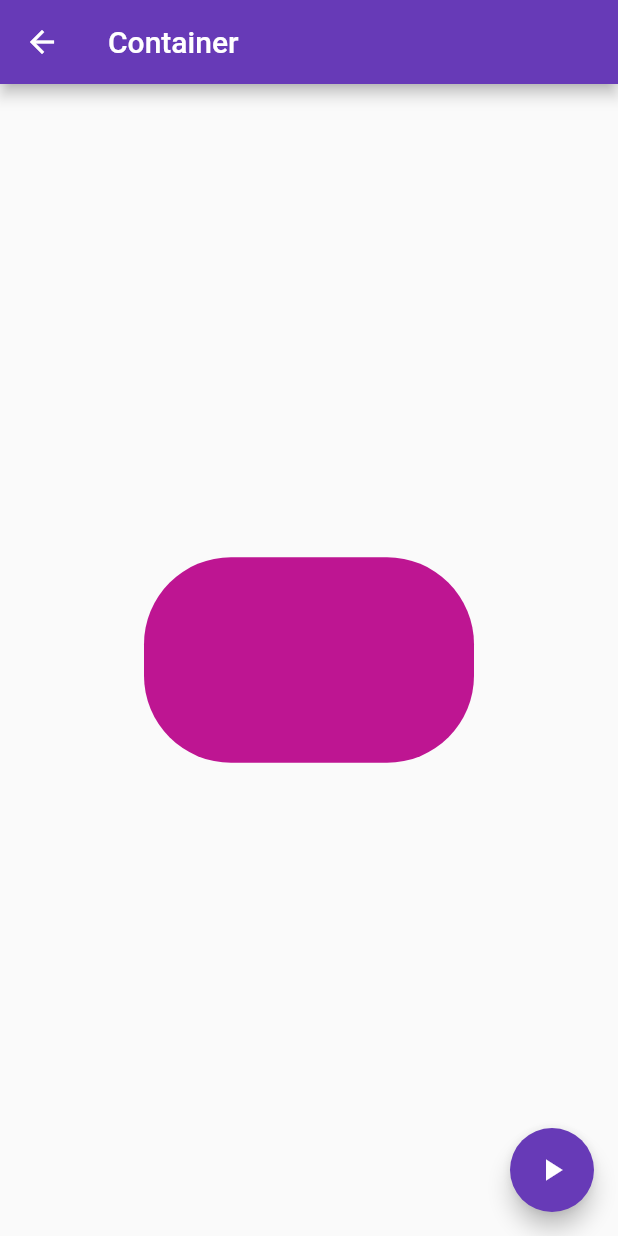
After one commit to danhdx-deha/demo-flutter, a Flutter app: the ContainerDemo screen opened directly, after a tap on the "play arrow" icon, on a phone screen of 412 x 824 dp. The commit adds this screen. Run offline on Flutter 3.47's test engine with Material 2 defaults, Android fonts, the phone set to English and light mode, and no system bars; missing offline and left inert: dart:ffi.

Commit message:
animated container

```diff
--- a/lib/main.dart
+++ b/lib/main.dart
@@ -3,6 +3,7 @@
 import 'dart:ffi';
 
 import 'package:example_app/views/animation.dart';
+import 'package:example_app/views/container.dart';
 import 'package:example_app/views/logo-animation.dart';
 import 'package:flutter/material.dart';
 
@@ -130,6 +131,15 @@ class Demo extends StatelessWidget {
                 },
                 child: const Text('Next Page Logo Animation'),
               ),
+              ElevatedButton(
+                onPressed: () {
+                  Navigator.push(
+                    context,
+                    MaterialPageRoute(builder: (context) => const ContainerDemo()),
+                  );
+                },
+                child: const Text('Next Page Container'),
+              ),
             ],
           ),
       ),
--- a/lib/views/animation.dart
+++ b/lib/views/animation.dart
@@ -2,7 +2,6 @@
 // ignore_for_file: unnecessary_const
 
 import 'package:flutter/material.dart';
-import 'dart:ffi';
 
 class AnimationDemo extends StatelessWidget {
   const AnimationDemo({super.key});
@@ -61,7 +60,7 @@ class AnimationDemo extends StatelessWidget {
                   FlipPageRoute(page: const Page3()),
                 );
               },
-              child: const Text('Next Page Flip Animation'),
+              child: const Text('Next Page Flip Animation22222222'),
             ),
           ],
         ),
--- /dev/null
+++ b/lib/views/container.dart
@@ -0,0 +1,60 @@
+import 'dart:math';
+
+import 'package:flutter/material.dart';
+
+class ContainerDemo extends StatefulWidget {
+  const ContainerDemo({super.key});
+
+  @override
+  State<ContainerDemo> createState() => _AnimatiedContainerAppState();
+}
+
+class _AnimatiedContainerAppState extends State<ContainerDemo> {
+  double _width = 90;
+  double _height = 90;
+  Color _color = Colors.green;
+  BorderRadiusGeometry _borderRadius = BorderRadius.circular(8);
+  @override
+  Widget build(BuildContext context) {
+    return Scaffold(
+      appBar: AppBar(
+        title: const Text('Container'),
+      ),
+      body: Center(
+          child: AnimatedContainer(
+        height: _height,
+        width: _width,
+        decoration: BoxDecoration(color: _color, borderRadius: _borderRadius),
+        duration: const Duration(seconds: 1),
+        curve: Curves.fastOutSlowIn,
+      )),
+      floatingActionButton: FloatingActionButton(
+        // When the user taps the button
+        onPressed: () {
+          // Use setState to rebuild the widget with new values.
+          setState(() {
+            // Create a random number generator.
+            final random = Random();
+
+            // Generate a random width and height.
+            _width = random.nextInt(300).toDouble();
+            _height = random.nextInt(300).toDouble();
+
+            // Generate a random color.
+            _color = Color.fromRGBO(
+              random.nextInt(256),
+              random.nextInt(256),
+              random.nextInt(256),
+              1,
+            );
+
+            // Generate a random border radius.
+            _borderRadius =
+                BorderRadius.circular(random.nextInt(100).toDouble());
+          });
+        },
+        child: const Icon(Icons.play_arrow),
+      ),
+    );
+  }
+}
```
